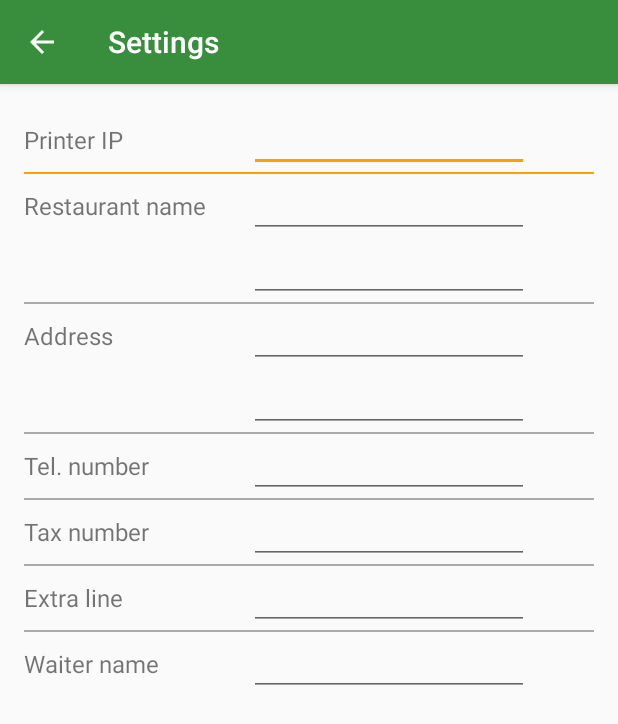
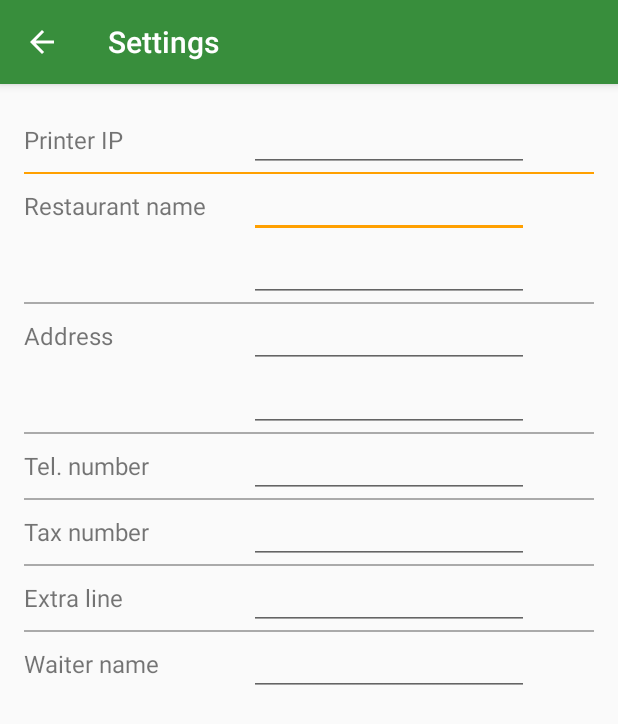
Before and after one commit to Laurensdc/wifiprinter, an Android app: the screen it shows after launch (SettingsActivity), after a tap on "Settings", on a phone screen of 412 x 824 dp. Shown: the top 724 px of the screen. Run offline under Robolectric (Android 15) with nearby library versions, the phone set to English and light mode, and no system bars.

Commit message:
Updated logo with resolutions, updated language files

```diff
--- a/app/src/main/java/de/httptandooripalace/restaurantorderprinter/MainActivity.java
+++ b/app/src/main/java/de/httptandooripalace/restaurantorderprinter/MainActivity.java
@@ -65,8 +65,7 @@ public class MainActivity extends AppCompatActivity {
                 err.add("Error");
                 HashMap<String, List<Product>> msg = new HashMap<>();
                 List<Product> durrr = new ArrayList<Product>();
-                durrr.add(new Product("Could not get information from database.\n" +
-                        "Is your wifi or data activated?", 0, 0, null, null));
+                durrr.add(new Product(getString(R.string.could_not_get_db_info), 0, 0, null, null));
                 msg.put("Error", durrr);
                 ExpandableListView view = (ExpandableListView) findViewById(R.id.overview_main);
                 MainAdapter adapter = new MainAdapter(this, err, msg);
--- a/app/src/main/java/de/httptandooripalace/restaurantorderprinter/SettingsActivity.java
+++ b/app/src/main/java/de/httptandooripalace/restaurantorderprinter/SettingsActivity.java
@@ -38,6 +38,20 @@ public class SettingsActivity extends AppCompatActivity {
             ((TextView) findViewById(R.id.extra_line)).setText(settings.getExtraLine());
             ((TextView) findViewById(R.id.waitername)).setText(settings.getWaiter());
         }
+
+        TextView restn = (TextView) findViewById(R.id.name_line_1);
+        restn.requestFocus();
+
+        TextView iptv = (TextView) findViewById(R.id.printer_ip);
+        iptv.setOnFocusChangeListener(new View.OnFocusChangeListener() {
+            @Override
+            public void onFocusChange(View v, boolean hasFocus) {
+                if(hasFocus) {
+                    Toast.makeText(getApplicationContext(), getText(R.string.changing_ip),
+                            Toast.LENGTH_LONG).show();
+                }
+            }
+        });
 
     }
 
--- a/app/src/main/res/layout/settings_activity.xml
+++ b/app/src/main/res/layout/settings_activity.xml
@@ -57,7 +57,8 @@
                 android:inputType="textPersonName"
                 android:id="@+id/name_line_1"
                 android:textSize="16sp"
-                android:maxLines="1"/>
+                android:maxLines="1"
+                />
         </TableRow>
 
         <TableRow
--- a/app/src/main/res/values/strings.xml
+++ b/app/src/main/res/values/strings.xml
@@ -28,7 +28,6 @@
     <string name="visit_again">We\'d like to welcome you again soon.</string>
     <string name="waiter">Waiter</string>
 
-
     <!-- Save settings dialog menu -->
     <string name="save_settings">Save settings?</string>
     <string name="want_to_save">Do you want to save these settings?</string>
@@ -36,6 +35,9 @@
     <string name="no">No</string>
     <string name="cancel">Cancel</string>
 
+    <!-- Error -->
+    <string name="could_not_get_db_info">Could not get information from database.\nIs your wifi or data activated?</string>
+    <string name="changing_ip">WARNING\nYou are changing the IP address of the WiFi printer.\nThis can break app functionality.</string>
 
 
 </resources>
```
Also changed, not shown: app/src/main/res/mipmap-hdpi/ic_launcher.png (added), app/src/main/res/mipmap-mdpi/ic_launcher.png (added), app/src/main/res/mipmap-xhdpi/ic_launcher.png (added), app/src/main/res/mipmap-xxhdpi/ic_launcher.png (added), app/src/main/res/mipmap-xxxhdpi/ic_launcher.png, 6 other files.
